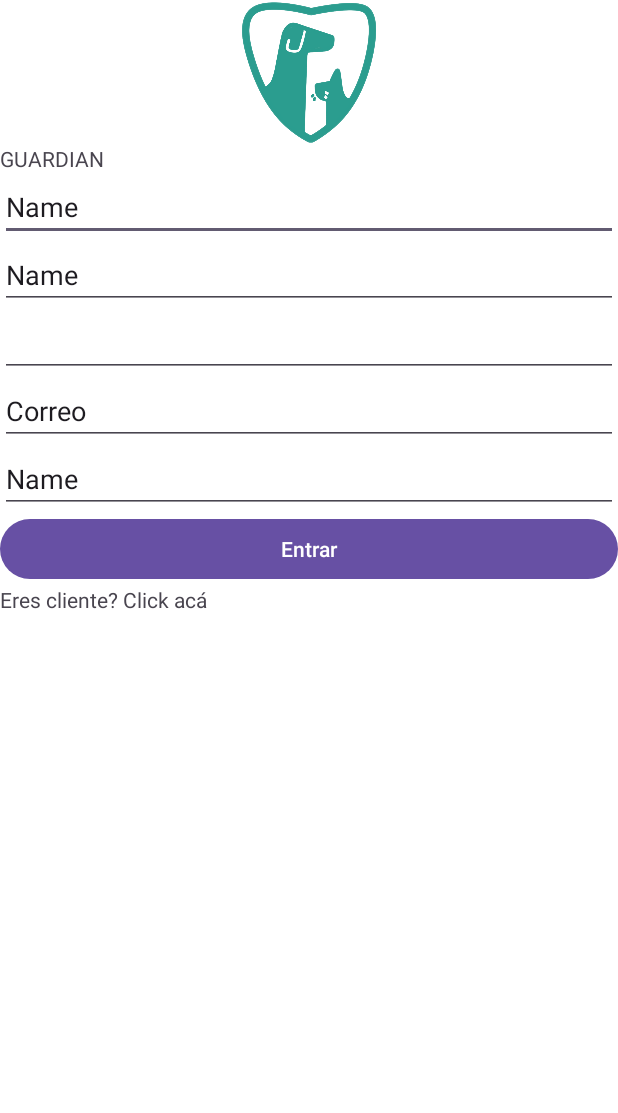
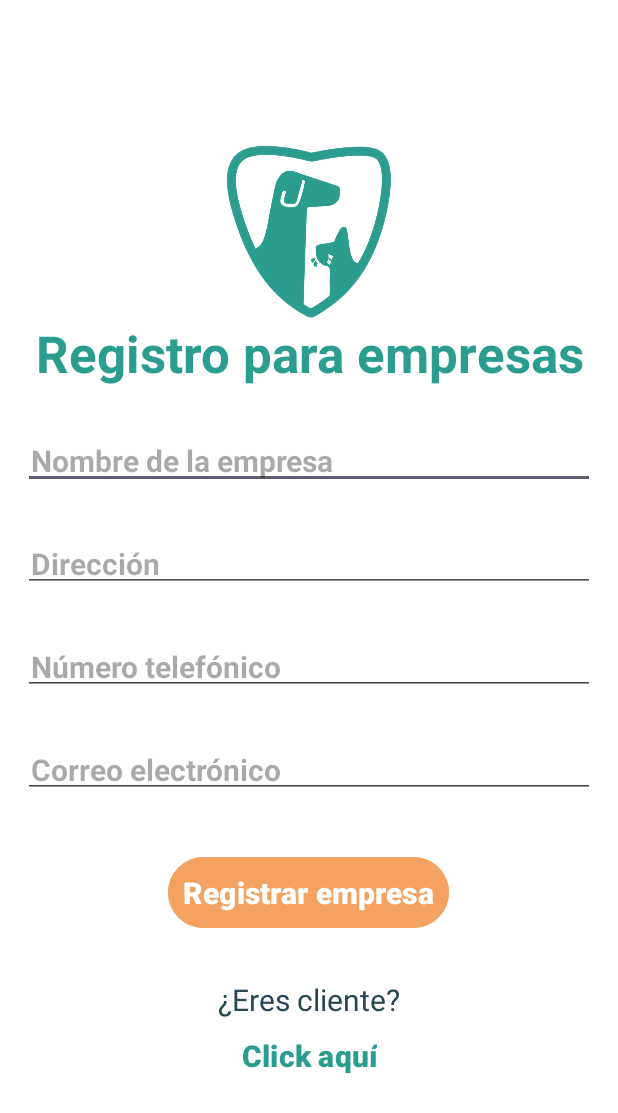
Before and after one commit to SIXIVESS/Guardian-app, an Android app: the layout activity_registro_empresa.xml on its own in the app's theme, with its tools: preview values and no code run, on a phone screen of 412 x 824 dp. Shown: the top 1113 px of the screen. Run offline under Robolectric (Android 15) with nearby library versions, the phone set to English and light mode, and no system bars.

Commit message:
registro empresarial

```diff
--- a/app/src/main/java/mx/itson/edu/guardian/RegisterCompActivity.kt
+++ b/app/src/main/java/mx/itson/edu/guardian/RegisterCompActivity.kt
@@ -1,4 +1,35 @@
 package mx.itson.edu.guardian
 
-class RegisterCompActivity {
+import android.content.Intent
+import android.os.Bundle
+import android.widget.Button
+import androidx.appcompat.app.AlertDialog
+import androidx.appcompat.app.AppCompatActivity
+
+class RegisterCompActivity: AppCompatActivity() {
+    override fun onCreate(savedInstanceState: Bundle?) {
+        super.onCreate(savedInstanceState)
+        setContentView(R.layout.activity_registro_empresa)
+
+        val button : Button = findViewById(R.id.registerCompButton)
+        val buttonDos : Button = findViewById(R.id.clickHereClient)
+
+        button.setOnClickListener {
+            var intent: Intent = Intent( this, LoginActivity::class.java)
+            val builder = AlertDialog.Builder(this)
+            builder.setTitle("Cuenta creada")
+            builder.setMessage("Tu cuenta ha sido creada. Por favor, inicia sesión.")
+            builder.show()
+            startActivity(intent)
+        }
+
+        buttonDos.setOnClickListener {
+            var intent: Intent = Intent( this, RegisterActivity::class.java)
+            startActivity(intent)
+
+
+        }
+
+
+    }
 }
--- a/app/src/main/res/layout/activity_registro_empresa.xml
+++ b/app/src/main/res/layout/activity_registro_empresa.xml
@@ -2,73 +2,123 @@
 <LinearLayout xmlns:android="http://schemas.android.com/apk/res/android"
     xmlns:app="http://schemas.android.com/apk/res-auto"
     xmlns:tools="http://schemas.android.com/tools"
-    android:orientation="vertical"
     android:layout_width="match_parent"
     android:layout_height="match_parent"
+    android:gravity="center"
+    android:orientation="vertical"
     android:background="@color/white"
-    tools:context=".MainActivity">
+    tools:context=".RegisterCompActivity">
 
     <ImageView
-        android:id="@+id/imageView2"
-        android:layout_width="match_parent"
-        android:layout_height="96dp"
+        android:id="@+id/imageView3"
+        android:layout_width="wrap_content"
+        android:layout_height="117dp"
+        android:scaleType="centerInside"
         app:srcCompat="@drawable/logo" />
 
     <TextView
-        android:id="@+id/textView"
+        android:id="@+id/registro_empresa"
+        android:layout_width="match_parent"
+        android:layout_height="60dp"
+        android:gravity="center_horizontal"
+        android:text="Registro para empresas"
+        android:textColor="@color/primaryColor"
+        android:textSize="34sp"
+        android:textStyle="bold" />
+
+    <EditText
         android:layout_width="match_parent"
         android:layout_height="wrap_content"
-        android:text="GUARDIAN" />
+        android:layout_below="@+id/registro_usuario"
+        android:layout_centerHorizontal="true"
+        android:layout_margin="15dp"
+        android:layout_marginStart="5dp"
+        android:layout_marginTop="5dp"
+        android:layout_marginBottom="0dp"
+        android:hint="Nombre de la empresa"
+        android:inputType="text"
+        android:padding="5dp"
+        android:textSize="20sp"
+        android:textStyle="bold" />
 
     <EditText
-        android:id="@+id/editTextText2"
         android:layout_width="match_parent"
         android:layout_height="wrap_content"
-        android:ems="10"
+        android:layout_below="@id/registro_usuario"
+        android:layout_centerHorizontal="true"
+        android:layout_margin="15dp"
+        android:layout_marginStart="5dp"
+        android:layout_marginTop="5dp"
+        android:layout_marginBottom="0dp"
+        android:hint="Dirección"
         android:inputType="text"
-        android:text="Name" />
+        android:padding="5dp"
+        android:textSize="20sp"
+        android:textStyle="bold" />
 
     <EditText
-        android:id="@+id/editTextText3"
         android:layout_width="match_parent"
         android:layout_height="wrap_content"
-        android:ems="10"
-        android:inputType="text"
-        android:text="Name" />
+        android:layout_below="@id/registro_usuario"
+        android:layout_centerHorizontal="true"
+        android:layout_margin="15dp"
+        android:layout_marginStart="5dp"
+        android:layout_marginTop="5dp"
+        android:layout_marginBottom="0dp"
+        android:hint="Número telefónico"
+        android:inputType="phone"
+        android:padding="5dp"
+        android:textSize="20sp"
+        android:textStyle="bold" />
 
     <EditText
-        android:id="@+id/editTextPhone"
         android:layout_width="match_parent"
         android:layout_height="wrap_content"
-        android:ems="10"
-        android:inputType="phone" />
-
-    <EditText
-        android:id="@+id/editTextTextEmailAddress"
-        android:layout_width="match_parent"
-        android:layout_height="wrap_content"
-        android:ems="10"
+        android:layout_below="@id/registro_usuario"
+        android:layout_centerHorizontal="true"
+        android:layout_margin="15dp"
+        android:layout_marginStart="5dp"
+        android:layout_marginTop="5dp"
+        android:layout_marginBottom="0dp"
+        android:hint="Correo electrónico"
         android:inputType="textEmailAddress"
-        android:text="Correo" />
-
-    <EditText
-        android:id="@+id/editTextText4"
-        android:layout_width="match_parent"
-        android:layout_height="wrap_content"
-        android:ems="10"
-        android:inputType="text"
-        android:text="Name" />
+        android:padding="5dp"
+        android:textSize="20sp"
+        android:textStyle="bold" />
 
     <Button
-        android:id="@+id/button3"
-        android:layout_width="match_parent"
+        android:id="@+id/registerCompButton"
+        android:layout_width="wrap_content"
         android:layout_height="wrap_content"
-        android:text="Entrar" />
+        android:layout_margin="20dp"
+        android:backgroundTint="@color/buttonColor"
+        android:padding="10dp"
+        android:text="Registrar empresa"
+        android:textSize="20sp"
+        android:textStyle="bold" />
 
     <TextView
-        android:id="@+id/textView2"
-        android:layout_width="match_parent"
+        android:layout_width="wrap_content"
         android:layout_height="wrap_content"
-        android:text="Eres cliente? Click acá" />
+        android:layout_centerHorizontal="true"
+        android:layout_marginTop="10dp"
+        android:padding="0dp"
+        android:text="¿Eres cliente?"
+        android:textColor="@color/textColor"
+        android:textSize="20sp" />
+
+    <Button
+        android:id="@+id/clickHereClient"
+        android:layout_width="wrap_content"
+        android:layout_height="wrap_content"
+        android:layout_centerHorizontal="true"
+        android:layout_marginTop="0dp"
+        android:backgroundTint="#02FFFFFF"
+        android:padding="0dp"
+        android:text="Click aquí"
+        android:textColor="@color/primaryColor"
+        android:textSize="20sp"
+        android:textStyle="bold"
+        app:iconTint="#02FFFFFF" />
 
 </LinearLayout>
```
